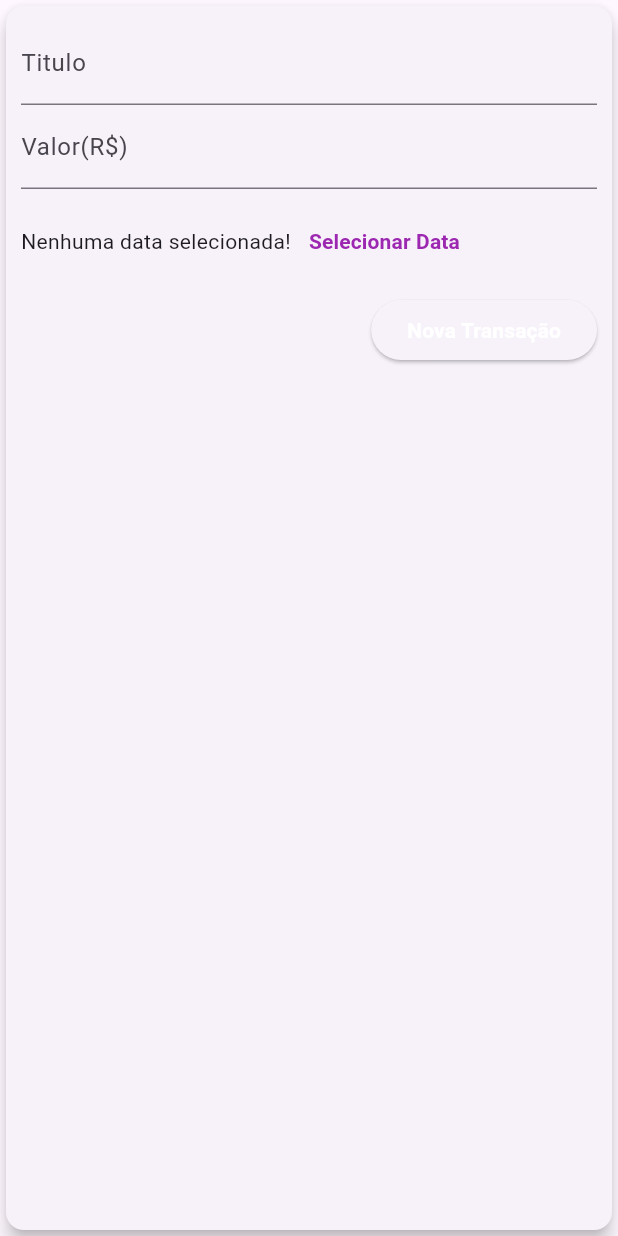
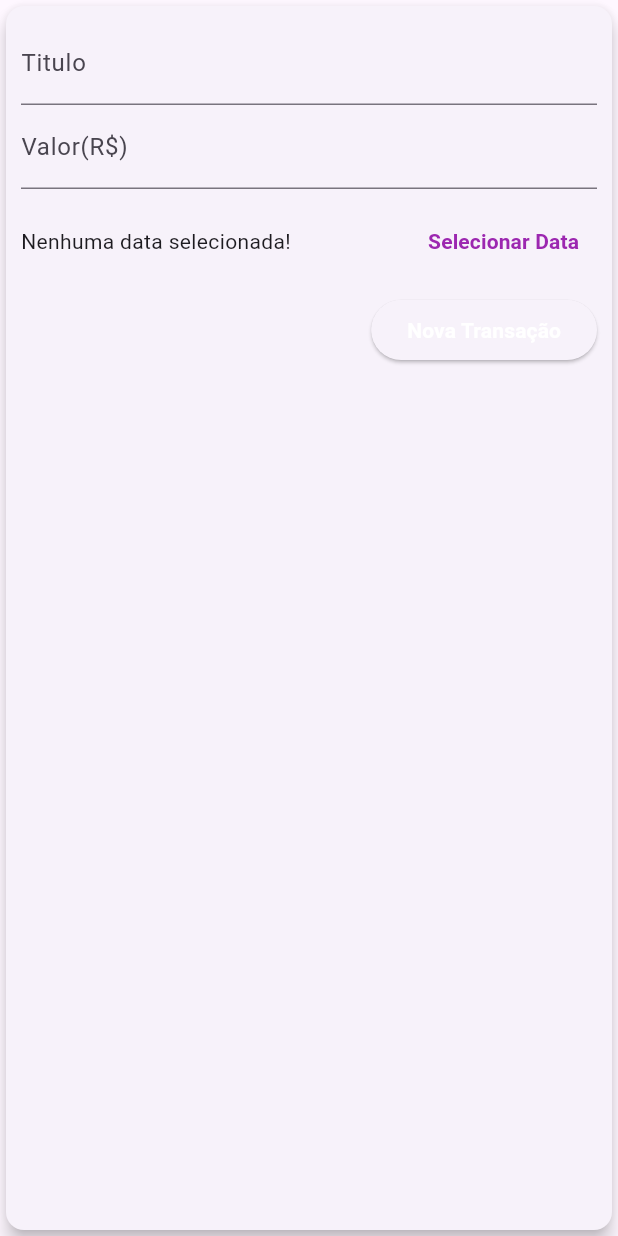
Before and after one commit to wendelfilipe/Flutter, a Flutter app: the TransactionForm widget shown alone on an empty page, opened directly with empty values, after a tap on "Nova Transação", on a phone screen of 412 x 824 dp. Run offline on Flutter 3.47's test engine with Material 3 defaults, Android fonts, the phone set to English and light mode, and no system bars; missing offline and left inert: dart:ffi.

Commit message:
create DatePicker

```diff
--- a/lib/components/transaction_form.dart
+++ b/lib/components/transaction_form.dart
@@ -1,4 +1,6 @@
 import 'package:flutter/material.dart';
+import 'package:flutter/widgets.dart';
+import 'package:intl/intl.dart';
 
 class TransactionForm extends StatefulWidget {
   final void Function(String, double) onSubmit;
@@ -10,19 +12,38 @@
 }
 
 class _TransactionFormState extends State<TransactionForm> {
-  final titleController = TextEditingController();
+  final _titleController = TextEditingController();
 
-  final valueController = TextEditingController();
+  final _valueController = TextEditingController();
+
+  var _selectedDate;
 
   _submitForm() {
-    final title = titleController.text;
-    final value = double.tryParse(valueController.text) ?? 0.0;
+    final title = _titleController.text;
+    final value = double.tryParse(_valueController.text) ?? 0.0;
 
     if (title.isEmpty || value <= 0) {
       return;
     }
 
     widget.onSubmit(title, value);
+  }
+
+  _showDatePicker() {
+    showDatePicker(
+      context: context,
+      initialDate: DateTime.now(),
+      firstDate: DateTime(2019),
+      lastDate: DateTime.now(),
+    ).then((pickedDate) {
+      if (pickedDate == null) {
+        return;
+      }
+
+      setState(() {
+        _selectedDate = pickedDate;
+      });
+    });
   }
 
   @override
@@ -34,14 +55,14 @@
         child: Column(
           children: <Widget>[
             TextField(
-              controller: titleController,
+              controller: _titleController,
               onSubmitted: (_) => _submitForm(),
               decoration: const InputDecoration(
                 labelText: 'Titulo',
               ),
             ),
             TextField(
-              controller: valueController,
+              controller: _valueController,
               keyboardType:
                   const TextInputType.numberWithOptions(decimal: true),
               onSubmitted: (_) => _submitForm(),
@@ -53,20 +74,24 @@
               height: 70,
               child: Row(
                 children: <Widget>[
-                  const Text('Nenhuma data selecionada!'),
+                  Expanded(
+                    child: Text(_selectedDate == null
+                        ? 'Nenhuma data selecionada!'
+                        : 'Data Selecionada: ${DateFormat('dd/MM/y').format(_selectedDate)}'),
+                  ),
                   TextButton(
+                    onPressed: _showDatePicker,
                     child: const Text(
                       'Selecionar Data',
                       style: TextStyle(
                         fontWeight: FontWeight.bold,
                       ),
                     ),
-                    onPressed: () {},
                   )
                 ],
               ),
             ),
-           Row(
+            Row(
               mainAxisAlignment: MainAxisAlignment.end,
               children: <Widget>[
                 ElevatedButton(
--- a/lib/main.dart
+++ b/lib/main.dart
@@ -102,7 +102,8 @@
         context: context,
         builder: (_) {
           return TransactionForm(_addTransaction);
-        });
+      }
+    );
   }
 
   @override
```
